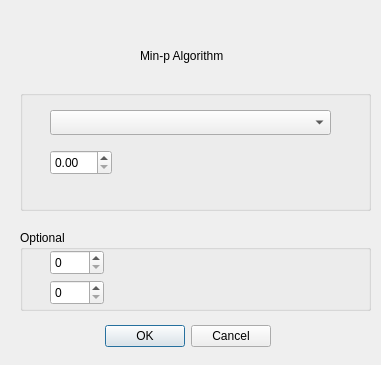
Qt form ui_minp.ui (clusterpy/clusterpy_qgis_plugin) before a commit.
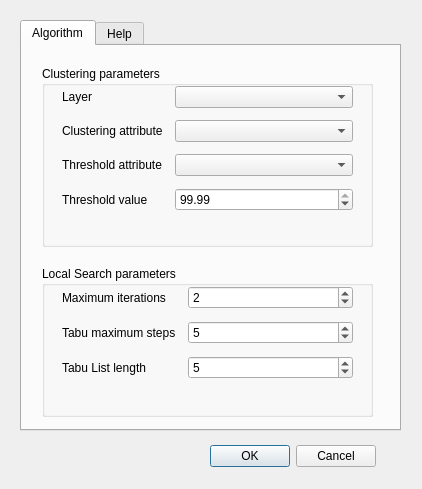
The same form after that commit.

Commit message:
Improved UI with the fields needed
The two UI are the same so far.
* The help is missing
* The 'about the team' is missing

Diff of the .ui file:
```diff
--- a/ui_minp.ui
+++ b/ui_minp.ui
@@ -6,20 +6,26 @@
    <rect>
     <x>0</x>
     <y>0</y>
-    <width>381</width>
-    <height>365</height>
+    <width>422</width>
+    <height>489</height>
    </rect>
   </property>
+  <property name="minimumSize">
+   <size>
+    <width>422</width>
+    <height>489</height>
+   </size>
+  </property>
   <property name="windowTitle">
    <string>clusterpy_light</string>
   </property>
   <widget class="QDialogButtonBox" name="buttonBox">
    <property name="geometry">
     <rect>
-     <x>100</x>
-     <y>320</y>
-     <width>171</width>
-     <height>32</height>
+     <x>210</x>
+     <y>440</y>
+     <width>166</width>
+     <height>33</height>
     </rect>
    </property>
    <property name="orientation">
@@ -28,86 +34,212 @@
    <property name="standardButtons">
     <set>QDialogButtonBox::Cancel|QDialogButtonBox::Ok</set>
    </property>
-  </widget>
-  <widget class="QGroupBox" name="groupBox">
-   <property name="geometry">
-    <rect>
-     <x>20</x>
-     <y>90</y>
-     <width>351</width>
-     <height>121</height>
-    </rect>
+   <property name="centerButtons">
+    <bool>true</bool>
    </property>
-   <property name="title">
-    <string/>
-   </property>
-   <widget class="QComboBox" name="comboBox">
-    <property name="geometry">
-     <rect>
-      <x>30</x>
-      <y>20</y>
-      <width>281</width>
-      <height>25</height>
-     </rect>
-    </property>
-   </widget>
-   <widget class="QDoubleSpinBox" name="doubleSpinBox">
-    <property name="geometry">
-     <rect>
-      <x>30</x>
-      <y>60</y>
-      <width>62</width>
-      <height>25</height>
-     </rect>
-    </property>
-   </widget>
   </widget>
-  <widget class="QGroupBox" name="groupBox_2">
+  <widget class="QTabWidget" name="tabWidget">
    <property name="geometry">
     <rect>
      <x>20</x>
-     <y>230</y>
-     <width>351</width>
-     <height>81</height>
+     <y>20</y>
+     <width>381</width>
+     <height>411</height>
     </rect>
    </property>
-   <property name="title">
-    <string>Optional</string>
+   <property name="currentIndex">
+    <number>0</number>
    </property>
-   <widget class="QSpinBox" name="spinBox">
-    <property name="geometry">
-     <rect>
-      <x>30</x>
-      <y>20</y>
-      <width>54</width>
-      <height>25</height>
-     </rect>
-    </property>
+   <widget class="QWidget" name="tab">
+    <attribute name="title">
+     <string>Algorithm</string>
+    </attribute>
+    <widget class="QGroupBox" name="groupBox">
+     <property name="geometry">
+      <rect>
+       <x>20</x>
+       <y>20</y>
+       <width>331</width>
+       <height>181</height>
+      </rect>
+     </property>
+     <property name="minimumSize">
+      <size>
+       <width>331</width>
+       <height>0</height>
+      </size>
+     </property>
+     <property name="title">
+      <string>Clustering parameters</string>
+     </property>
+     <widget class="QWidget" name="formLayoutWidget_2">
+      <property name="geometry">
+       <rect>
+        <x>20</x>
+        <y>20</y>
+        <width>291</width>
+        <height>138</height>
+       </rect>
+      </property>
+      <layout class="QFormLayout" name="formLayout_2">
+       <property name="horizontalSpacing">
+        <number>12</number>
+       </property>
+       <property name="verticalSpacing">
+        <number>12</number>
+       </property>
+       <item row="0" column="0">
+        <widget class="QLabel" name="label_5">
+         <property name="text">
+          <string>Layer</string>
+         </property>
+        </widget>
+       </item>
+       <item row="1" column="0">
+        <widget class="QLabel" name="label_6">
+         <property name="text">
+          <string>Clustering attribute</string>
+         </property>
+        </widget>
+       </item>
+       <item row="3" column="0">
+        <widget class="QLabel" name="label_7">
+         <property name="text">
+          <string>Threshold value</string>
+         </property>
+        </widget>
+       </item>
+       <item row="3" column="1">
+        <widget class="QDoubleSpinBox" name="threshold_value_spin">
+         <property name="value">
+          <double>99.989999999999995</double>
+         </property>
+        </widget>
+       </item>
+       <item row="1" column="1">
+        <widget class="QComboBox" name="attribute_combo"/>
+       </item>
+       <item row="0" column="1">
+        <widget class="QComboBox" name="layer_combo"/>
+       </item>
+       <item row="2" column="0">
+        <widget class="QLabel" name="label_8">
+         <property name="text">
+          <string>Threshold attribute</string>
+         </property>
+        </widget>
+       </item>
+       <item row="2" column="1">
+        <widget class="QComboBox" name="threshold_attr_combo"/>
+       </item>
+      </layout>
+     </widget>
+    </widget>
+    <widget class="QGroupBox" name="groupBox_2">
+     <property name="geometry">
+      <rect>
+       <x>20</x>
+       <y>220</y>
+       <width>331</width>
+       <height>151</height>
+      </rect>
+     </property>
+     <property name="minimumSize">
+      <size>
+       <width>331</width>
+       <height>0</height>
+      </size>
+     </property>
+     <property name="title">
+      <string>Local Search parameters</string>
+     </property>
+     <widget class="QWidget" name="formLayoutWidget">
+      <property name="geometry">
+       <rect>
+        <x>20</x>
+        <y>20</y>
+        <width>291</width>
+        <height>111</height>
+       </rect>
+      </property>
+      <layout class="QFormLayout" name="formLayout">
+       <property name="horizontalSpacing">
+        <number>12</number>
+       </property>
+       <property name="verticalSpacing">
+        <number>12</number>
+       </property>
+       <item row="0" column="0">
+        <widget class="QLabel" name="label_2">
+         <property name="text">
+          <string>Maximum iterations</string>
+         </property>
+        </widget>
+       </item>
+       <item row="0" column="1">
+        <widget class="QSpinBox" name="maxit_spin">
+         <property name="minimum">
+          <number>1</number>
+         </property>
+         <property name="value">
+          <number>2</number>
+         </property>
+        </widget>
+       </item>
+       <item row="1" column="0">
+        <widget class="QLabel" name="label_3">
+         <property name="text">
+          <string>Tabu maximum steps</string>
+         </property>
+        </widget>
+       </item>
+       <item row="2" column="0">
+        <widget class="QLabel" name="label_4">
+         <property name="text">
+          <string>Tabu List length</string>
+         </property>
+        </widget>
+       </item>
+       <item row="1" column="1">
+        <widget class="QSpinBox" name="tabumax_spin">
+         <property name="minimum">
+          <number>1</number>
+         </property>
+         <property name="value">
+          <number>5</number>
+         </property>
+        </widget>
+       </item>
+       <item row="2" column="1">
+        <widget class="QSpinBox" name="tabulength_spin">
+         <property name="minimum">
+          <number>1</number>
+         </property>
+         <property name="value">
+          <number>5</number>
+         </property>
+        </widget>
+       </item>
+      </layout>
+     </widget>
+    </widget>
    </widget>
-   <widget class="QSpinBox" name="spinBox_2">
-    <property name="geometry">
-     <rect>
-      <x>30</x>
-      <y>50</y>
-      <width>54</width>
-      <height>25</height>
-     </rect>
-    </property>
+   <widget class="QWidget" name="tab_2">
+    <attribute name="title">
+     <string>Help</string>
+    </attribute>
+    <widget class="QTextBrowser" name="help_browser">
+     <property name="geometry">
+      <rect>
+       <x>10</x>
+       <y>10</y>
+       <width>351</width>
+       <height>361</height>
+      </rect>
+     </property>
+    </widget>
    </widget>
   </widget>
-  <widget class="QLabel" name="label">
-   <property name="geometry">
-    <rect>
-     <x>140</x>
-     <y>40</y>
-     <width>101</width>
-     <height>31</height>
-    </rect>
-   </property>
-   <property name="text">
-    <string>Min-p Algorithm</string>
-   </property>
-  </widget>
  </widget>
  <resources/>
  <connections>
```
Left out of the diff: 40 changed lines with no effect on the pictures. The commit also changes 2 other files.
